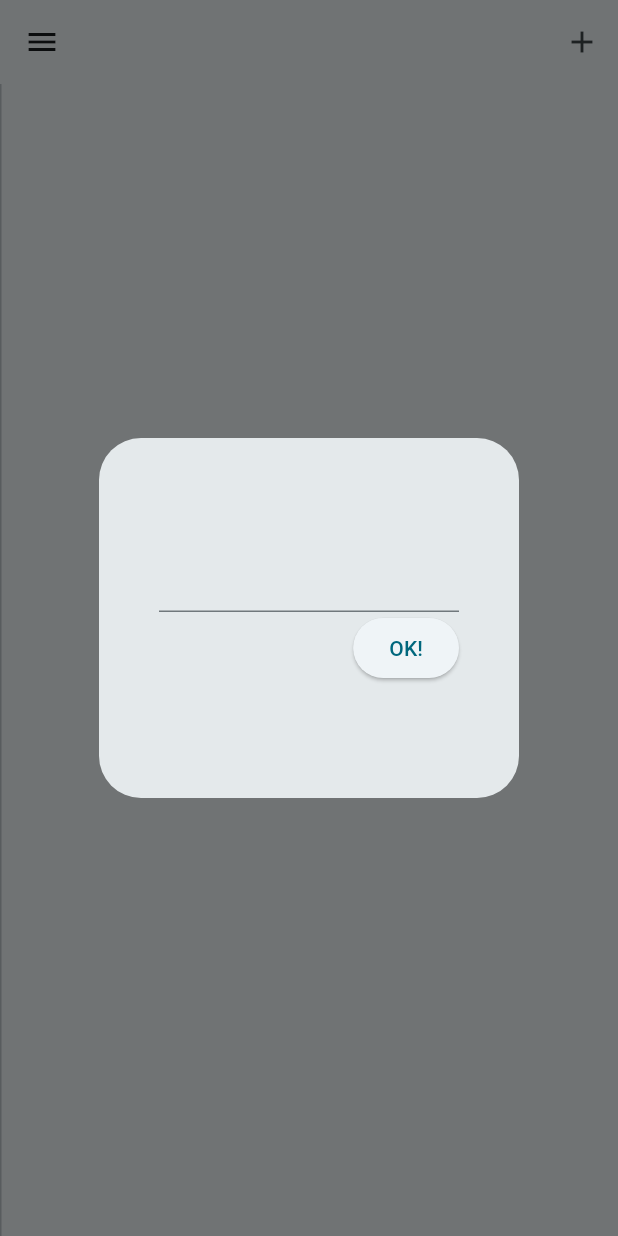
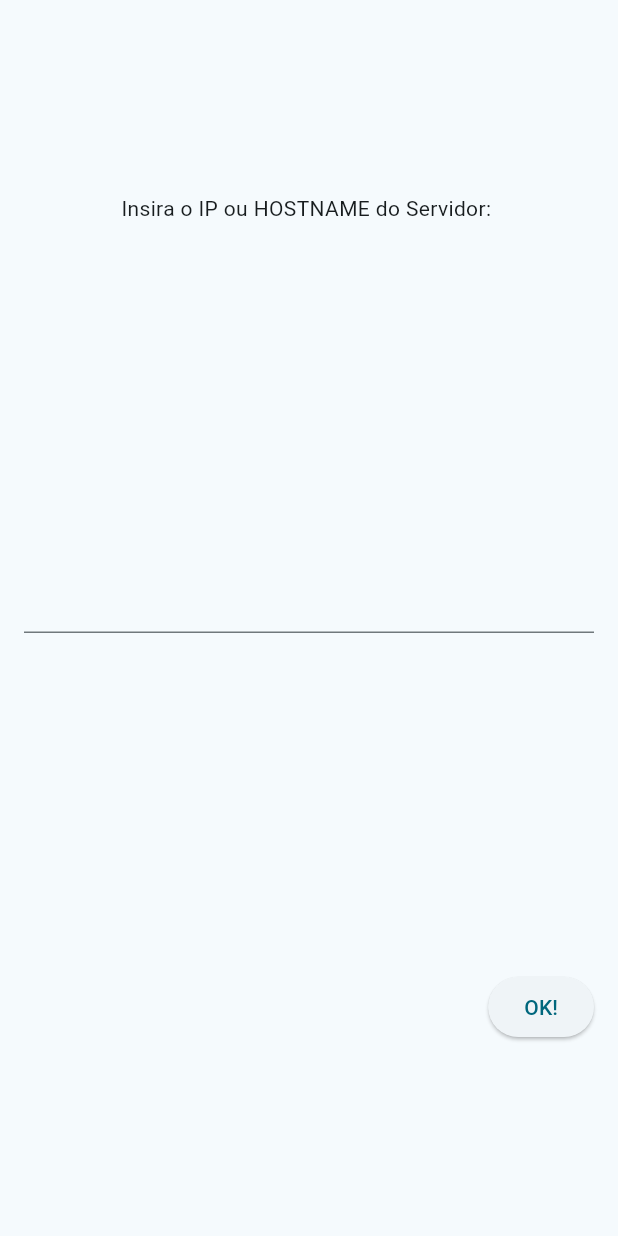
Before and after one commit to Davipcrs/organiza_ai, a Flutter app: the screen it shows after launch, on a phone screen of 412 x 824 dp. Run offline on Flutter 3.47's test engine with Material 3 defaults, Android fonts, the phone set to English and light mode, and no system bars; our stand-ins replace fixnum, flutter_markdown, flutter_riverpod, flutter_secure_storage, go_router; missing offline and left inert: grpc, protobuf.

Commit message:
Bug in the showSelectHostDialog resolved by a workaround solution

```diff
--- a/lib/controllers/api.dart
+++ b/lib/controllers/api.dart
@@ -1,5 +1,6 @@
 // api controller.
 
+import 'package:flutter/foundation.dart';
 import 'package:flutter_riverpod/flutter_riverpod.dart';
 import 'package:organiza_ai/api/api_requests.dart';
 import 'package:organiza_ai/model/note.dart';
@@ -8,7 +9,17 @@ import 'package:organiza_ai/model/todo.dart';
 final apiServicesProvider =
     Provider((ref) => ApiRequests(IP: ref.watch(apiHost), PORT: 50051));
 
-final apiHost = StateProvider((ref) => "192.168.0.51");
+final apiHost = StateProvider(
+  (ref) {
+    if (kIsWeb) {
+      return "192.168.0.51";
+    } else {
+      return "";
+    }
+  },
+);
+
+final boolNullHost = StateProvider((ref) => false);
 
 // =========================================================================
 // NOTES
--- a/lib/controllers/go_router.dart
+++ b/lib/controllers/go_router.dart
@@ -2,6 +2,7 @@ import 'package:flutter/material.dart';
 import 'package:go_router/go_router.dart';
 import 'package:organiza_ai/views/add_note_view.dart';
 import 'package:organiza_ai/views/edit_note_view.dart';
+import 'package:organiza_ai/views/home.dart';
 import 'package:organiza_ai/views/main_view.dart';
 import 'package:organiza_ai/views/note_details_view.dart';
 import 'package:organiza_ai/views/todo_view.dart';
@@ -10,6 +11,12 @@ final router = GoRouter(
   routes: [
     GoRoute(
       path: "/",
+      builder: (BuildContext context, GoRouterState state) {
+        return const HomeView();
+      },
+    ),
+    GoRoute(
+      path: "/note",
       builder: (BuildContext context, GoRouterState state) {
         return const MainView();
       },
--- /dev/null
+++ b/lib/views/home.dart
@@ -0,0 +1,76 @@
+import 'package:flutter/foundation.dart';
+import 'package:flutter/material.dart';
+import 'package:flutter_riverpod/flutter_riverpod.dart';
+import 'package:flutter_secure_storage/flutter_secure_storage.dart';
+import 'package:go_router/go_router.dart';
+import 'package:organiza_ai/controllers/api.dart';
+import 'package:organiza_ai/views/widgets/select_host_dialog.dart';
+
+class HomeView extends ConsumerStatefulWidget {
+  const HomeView({super.key});
+
+  @override
+  ConsumerState<HomeView> createState() => _HomeViewState();
+}
+
+class _HomeViewState extends ConsumerState<HomeView> {
+  TextEditingController hostController = TextEditingController();
+  readServerIp(WidgetRef ref) async {
+    const storage = FlutterSecureStorage();
+    var value = await storage.read(key: "server_ip");
+
+    if (value == null) {
+      if (ref.watch(boolNullHost) == false) {
+        ref.read(boolNullHost.notifier).state = true;
+      }
+    } else {
+      ref.read(boolNullHost.notifier).state = false;
+      ref.read(apiHost.notifier).state = value;
+    }
+  }
+
+  @override
+  Widget build(BuildContext context) {
+    ref.watch(apiHost);
+    if (kIsWeb) {
+      Future.delayed(Duration.zero, () => context.go("/note"));
+    } else {
+      readServerIp(ref);
+    }
+
+    return Scaffold(
+      body: Padding(
+        padding: EdgeInsets.all(16.0),
+        child: Center(
+          child: Column(
+            crossAxisAlignment: CrossAxisAlignment.center,
+            mainAxisAlignment: MainAxisAlignment.spaceAround,
+            children: [
+              Text("Insira o IP ou HOSTNAME do Servidor: "),
+              TextField(
+                controller: hostController,
+              ),
+              Row(
+                mainAxisAlignment: MainAxisAlignment.end,
+                children: [
+                  ElevatedButton(
+                    onPressed: () {
+                      ref.read(apiHost.notifier).state =
+                          hostController.text.toString();
+                      const storage = FlutterSecureStorage();
+                      storage.write(
+                          key: "server_ip", value: ref.watch(apiHost));
+                      //context.pop();
+                      context.go("/note");
+                    },
+                    child: Text("OK!"),
+                  )
+                ],
+              )
+            ],
+          ),
+        ),
+      ),
+    );
+  }
+}
--- a/lib/views/main_view.dart
+++ b/lib/views/main_view.dart
@@ -1,4 +1,3 @@
-import 'package:flutter/foundation.dart';
 import 'package:flutter/material.dart';
 import 'package:flutter_riverpod/flutter_riverpod.dart';
 import 'package:organiza_ai/controllers/responsiness.dart';
@@ -6,7 +5,6 @@ import 'package:organiza_ai/views/widgets/app_bar.dart';
 import 'package:organiza_ai/views/widgets/app_drawer.dart';
 import 'package:organiza_ai/views/widgets/nav_rail.dart';
 import 'package:organiza_ai/views/widgets/note_widgets/note_widget.dart';
-import 'package:organiza_ai/views/widgets/select_host_dialog.dart';
 
 class MainView extends ConsumerStatefulWidget {
   const MainView({super.key});
@@ -18,9 +16,6 @@ class MainView extends ConsumerStatefulWidget {
 class _MainViewState extends ConsumerState<MainView> {
   @override
   Widget build(BuildContext context) {
-    if (!kIsWeb) {
-      Future.delayed(Duration.zero, () => showSelectHostDialog(ref, context));
-    }
     bool isMobile =
         ref.watch(isMobileProvider.notifier).updateScreenSize(context);
     return Scaffold(
--- a/lib/views/widgets/nav_rail.dart
+++ b/lib/views/widgets/nav_rail.dart
@@ -17,7 +17,7 @@ class NavRail extends ConsumerWidget {
       onDestinationSelected: (value) {
         ref.read(selectedViewIndexProvider.notifier).state = value;
         if (value == 0) {
-          context.go("/");
+          context.go("/note");
         }
         if (value == 1) {
           context.go("/todo");
--- a/lib/views/widgets/note_widgets/add_note_widget.dart
+++ b/lib/views/widgets/note_widgets/add_note_widget.dart
@@ -89,7 +89,7 @@ class _AddNoteWidgetState extends ConsumerState<AddNoteWidget> {
                       note.create(0, titleController.text, bodyController.text);
                       ref.read(apiAddNoteProvider.notifier).addNote(note);
                       ref.invalidate(apiNotesProvider);
-                      context.go("/");
+                      context.go("/note");
                     },
                     child: const Text("Adicionar"),
                   ),
--- a/lib/views/widgets/note_widgets/edit_note_widget.dart
+++ b/lib/views/widgets/note_widgets/edit_note_widget.dart
@@ -93,7 +93,7 @@ class _EditNoteWidgetState extends ConsumerState<EditNoteWidget> {
                       note.desc = bodyController.text;
                       ref.read(apiUpdateNoteProvider.notifier).editNote(note);
                       ref.invalidate(apiNotesProvider);
-                      context.go("/");
+                      context.go("/note");
                     },
                     child: const Text("Editar"),
                   ),
--- a/lib/views/widgets/select_host_dialog.dart
+++ b/lib/views/widgets/select_host_dialog.dart
@@ -1,5 +1,6 @@
 import 'package:flutter/material.dart';
 import 'package:flutter_riverpod/flutter_riverpod.dart';
+import 'package:flutter_secure_storage/flutter_secure_storage.dart';
 import 'package:go_router/go_router.dart';
 import 'package:organiza_ai/controllers/api.dart';
 
@@ -8,6 +9,7 @@ import 'package:organiza_ai/controllers/api.dart';
 
 showSelectHostDialog(WidgetRef ref, BuildContext context) {
   TextEditingController hostController = TextEditingController();
+  hostController.text = ref.watch(apiHost);
   showAdaptiveDialog(
     context: context,
     builder: (context) => AlertDialog(
@@ -16,10 +18,12 @@ showSelectHostDialog(WidgetRef ref, BuildContext context) {
         width: 200,
         child: Padding(
           padding: const EdgeInsets.all(16.0),
+          child: Center(
             child: Column(
               crossAxisAlignment: CrossAxisAlignment.center,
-            mainAxisAlignment: MainAxisAlignment.center,
+              mainAxisAlignment: MainAxisAlignment.spaceAround,
               children: [
+                const Text("Insira o IP ou HOSTNAME do Servidor: "),
                 TextField(
                   controller: hostController,
                 ),
@@ -30,7 +34,11 @@ showSelectHostDialog(WidgetRef ref, BuildContext context) {
                       onPressed: () {
                         ref.read(apiHost.notifier).state =
                             hostController.text.toString();
+                        const storage = FlutterSecureStorage();
+                        storage.write(
+                            key: "server_ip", value: ref.watch(apiHost));
                         context.pop();
+                        //context.go("/note");
                       },
                       child: Text("OK!"),
                     )
@@ -41,5 +49,6 @@ showSelectHostDialog(WidgetRef ref, BuildContext context) {
           ),
         ),
       ),
+    ),
   );
 }
--- a/pubspec.yaml
+++ b/pubspec.yaml
@@ -10,12 +10,12 @@ dependencies:
   flutter:
     sdk: flutter
   flutter_riverpod: ^2.4.9
-  dio: ^5.4.0
   go_router: ^12.1.3
   fixnum: ^1.1.0
   protobuf: ^3.1.0
   grpc: ^3.2.4
   flutter_markdown: ^0.6.18+3
+  flutter_secure_storage: ^9.0.0
 
 dev_dependencies:
   flutter_test:
```
Also changed, not shown: 1 other file. Lines whose indentation alone changed are shown as unchanged.
